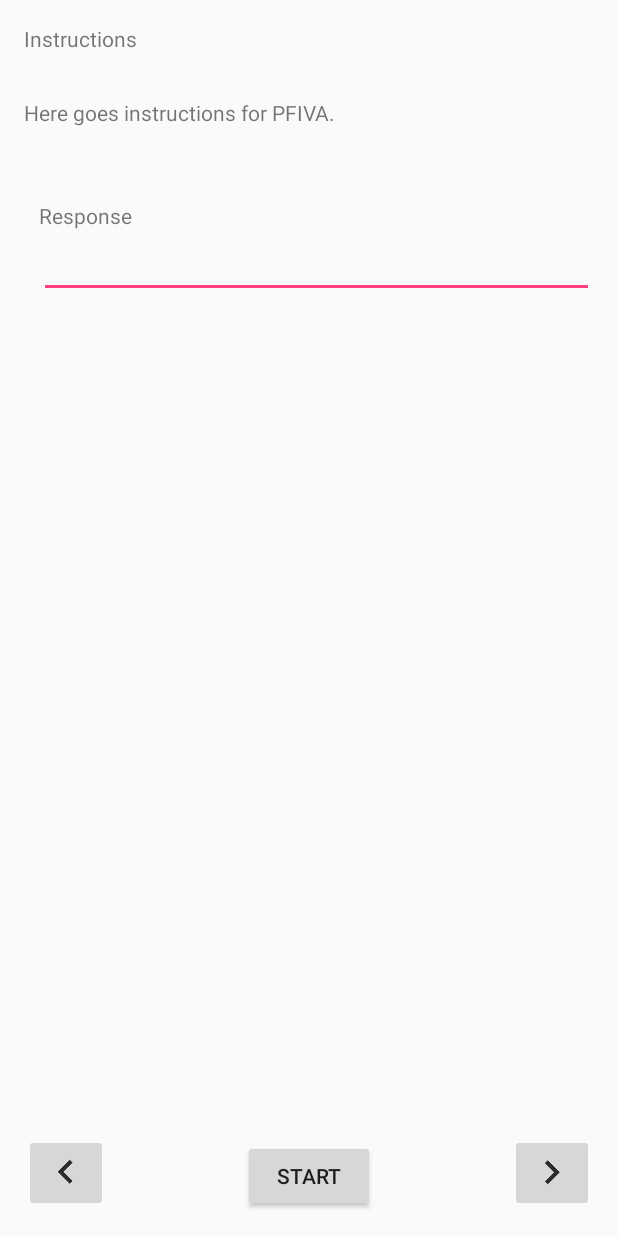
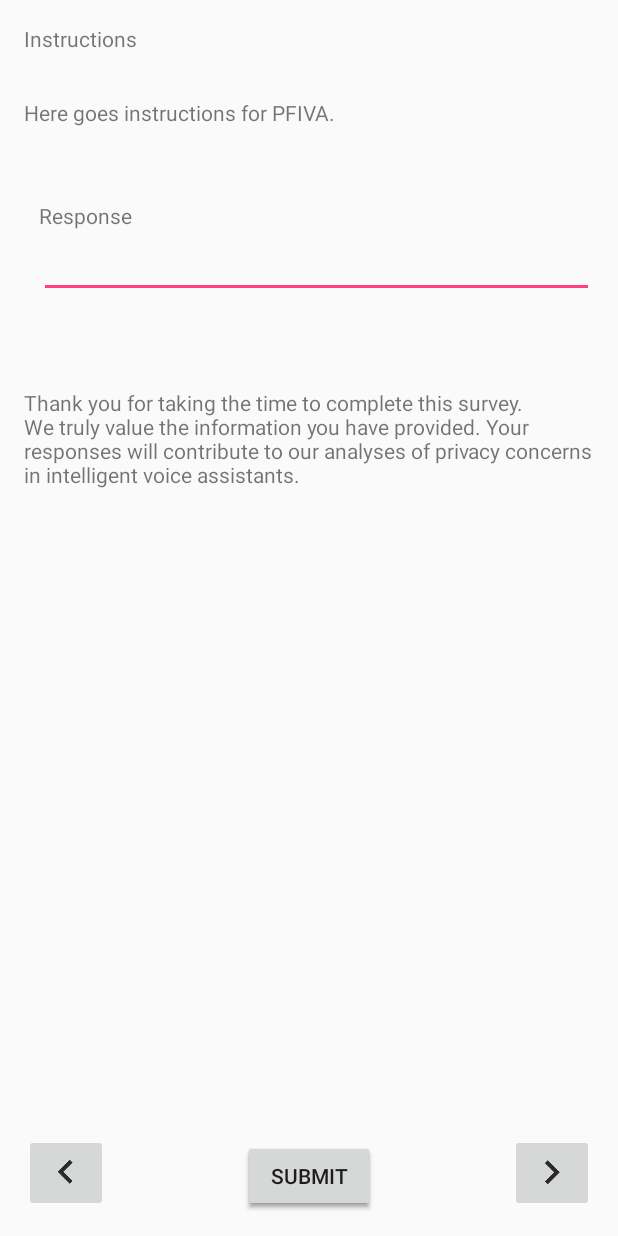
Before and after one commit to tiefenau/smarthome_studyplatform, an Android app: the layout activity_survey.xml on its own in the app's theme, with its tools: preview values and no code run, on a phone screen of 412 x 824 dp. Run offline under Robolectric (Android 15) with nearby library versions, the phone set to English and light mode, and no system bars.

Commit message:
UPDATE: Survey Activity and its handling

```diff
--- a/android_workspace/voice_assistant/app/src/main/java/de/pfiva/mobile/voiceassistant/Constants.java
+++ b/android_workspace/voice_assistant/app/src/main/java/de/pfiva/mobile/voiceassistant/Constants.java
@@ -17,4 +17,5 @@ public interface Constants {
     public static final String MESSAGE_RESPONSE_ENDPOINT = "message-response/{messageId}";
 
     public static final String SURVEY_DATA_KEY = "surveyData";
+    public static final String SURVEY_RESPONSE_ENDPOINT = "survey-response/{surveyId}";
 }
--- a/android_workspace/voice_assistant/app/src/main/java/de/pfiva/mobile/voiceassistant/messaging/VAFirebaseMessagingService.java
+++ b/android_workspace/voice_assistant/app/src/main/java/de/pfiva/mobile/voiceassistant/messaging/VAFirebaseMessagingService.java
@@ -66,6 +66,7 @@ public class VAFirebaseMessagingService extends FirebaseMessagingService {
             } else if(datatype == Data.DataType.SURVEY) {
                 SurveyData surveyData = new SurveyData();
                 surveyData.setSurvey(extractSurveyData(data.get("survey")));
+                surveyData.setUserId(Integer.valueOf(data.get("userId")));
 
                 Intent intent = processSurveyData(surveyData);
                 sendNotification(intent, surveyData.getSurvey().getSurveyName());
--- a/android_workspace/voice_assistant/app/src/main/java/de/pfiva/mobile/voiceassistant/web/NLUDataService.java
+++ b/android_workspace/voice_assistant/app/src/main/java/de/pfiva/mobile/voiceassistant/web/NLUDataService.java
@@ -27,4 +27,8 @@ public interface NLUDataService {
     @POST(Constants.MESSAGE_RESPONSE_ENDPOINT)
     public Call<Boolean> saveMessageResponse(@Path("messageId") int messageId,
                                              @Body Response response);
+
+    @POST(Constants.SURVEY_RESPONSE_ENDPOINT)
+    public Call<Boolean> saveSurveyResponse(@Path("surveyId") int surveyId,
+                                            @Body List<de.pfiva.data.model.survey.Response> response);
 }
--- a/android_workspace/voice_assistant/app/src/main/res/layout/activity_survey.xml
+++ b/android_workspace/voice_assistant/app/src/main/res/layout/activity_survey.xml
@@ -87,6 +87,20 @@
 
     </LinearLayout>
 
+    <!-- Confirmation container -->
+    <LinearLayout
+        android:id="@+id/confirmation_container"
+        android:layout_width="match_parent"
+        android:layout_height="wrap_content"
+        android:orientation="vertical">
+
+        <TextView
+            android:layout_width="match_parent"
+            android:layout_height="wrap_content"
+            android:text="@string/survey_confirmation"
+            />
+    </LinearLayout>
+
     <!-- Buttons container -->
     <RelativeLayout
         android:id="@+id/buttons_container"
@@ -98,6 +112,14 @@
             android:layout_width="wrap_content"
             android:layout_height="wrap_content"
             android:text="@string/start_survey"
+            android:layout_alignParentBottom="true"
+            android:layout_centerHorizontal="true"/>
+
+        <Button
+            android:id="@+id/submit_survey"
+            android:layout_width="wrap_content"
+            android:layout_height="wrap_content"
+            android:text="@string/submit"
             android:layout_alignParentBottom="true"
             android:layout_centerHorizontal="true"/>
 
--- a/android_workspace/voice_assistant/app/src/main/res/values/strings.xml
+++ b/android_workspace/voice_assistant/app/src/main/res/values/strings.xml
@@ -28,4 +28,9 @@
     <string name="pfiva_survey">PFIVA Survey</string>
     <string name="default_question_number">1</string>
     <string name="response_title">Response</string>
+    <string name="survey_confirmation">
+        Thank you for taking the time to complete this survey.
+        We truly value the information you have provided.
+        Your responses will contribute to our analyses of privacy concerns in intelligent voice assistants.
+    </string>
 </resources>
```
Also changed, not shown: android_workspace/voice_assistant/app/src/main/AndroidManifest.xml (+7 -0 lines), android_workspace/voice_assistant/app/src/main/java/de/pfiva/mobile/voiceassistant/activities/SurveyActivity.java (+128 -59 lines).
